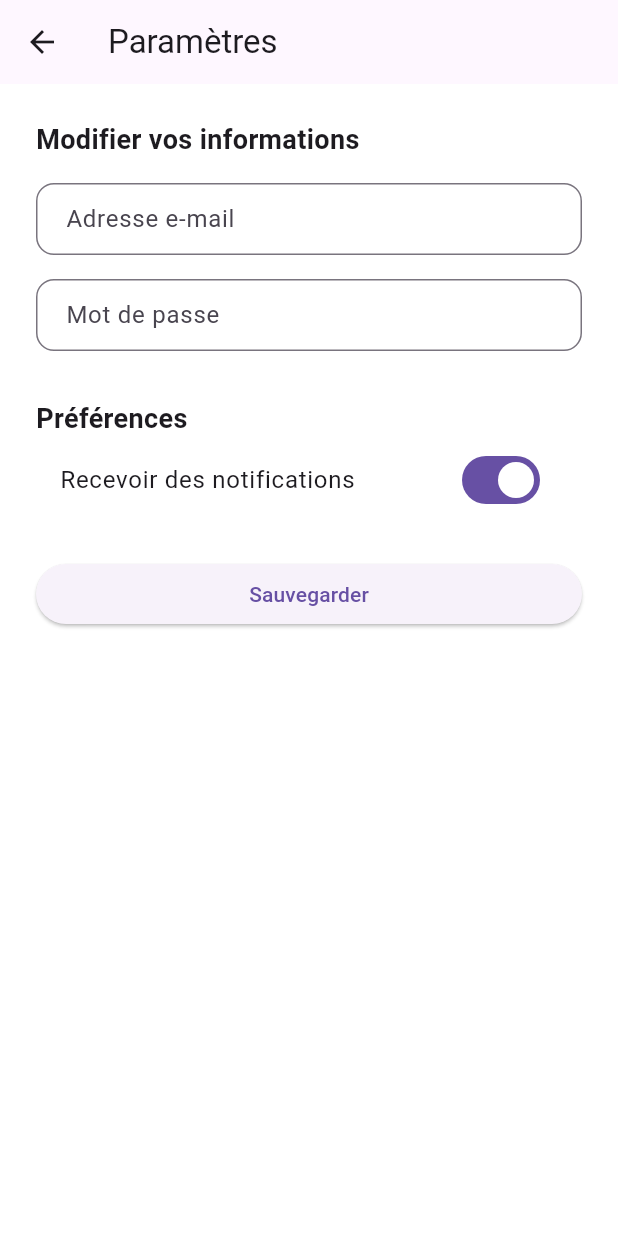
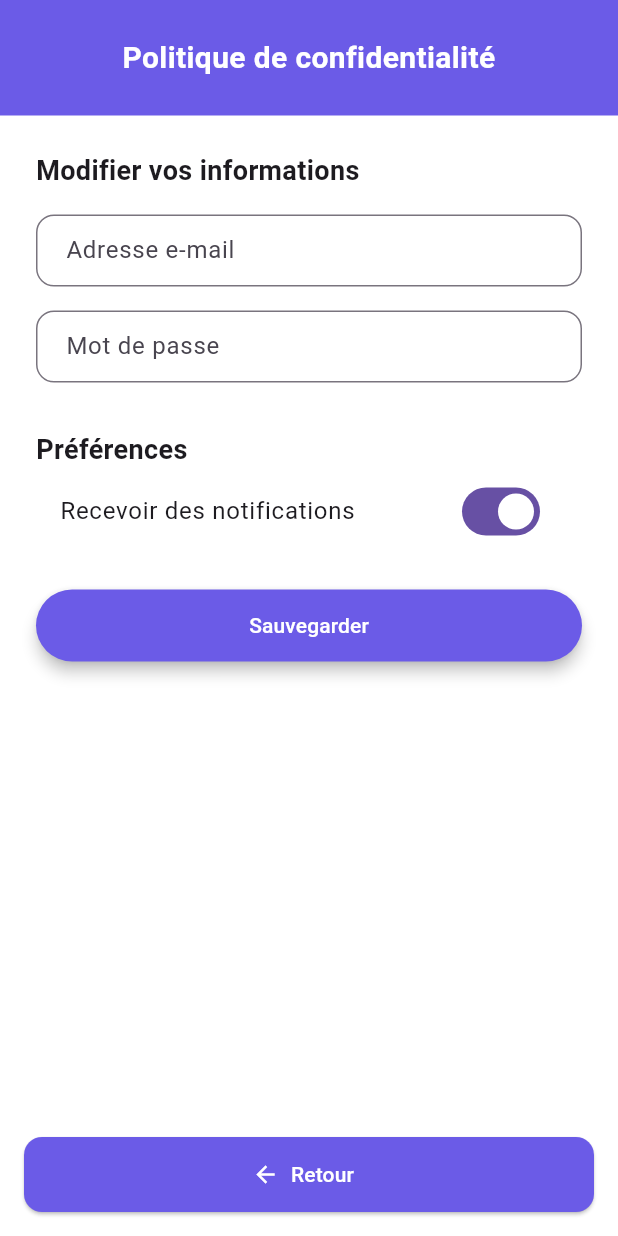
Before and after one commit to Xantos07/Revato-Flutter, a Flutter app: the SettingsScreen screen opened directly, on a phone screen of 412 x 824 dp. Run offline on Flutter 3.47's test engine with Material 3 defaults, Android fonts, the phone set to English and light mode, and no system bars; our stand-ins replace flutter_secure_storage; missing offline and left inert: password_strength_checker; accounts and stored records are empty; network calls fail.

Commit message:
💄button color

```diff
--- a/app/lib/views/login_screen.dart
+++ b/app/lib/views/login_screen.dart
@@ -1,5 +1,6 @@
 import 'package:flutter/material.dart';
 import '../../viewmodels/login_viewmodel.dart';
+import '../models/app_colors.dart';
 
 class LoginScreen extends StatefulWidget {
   const LoginScreen({super.key});
@@ -79,7 +80,7 @@ class _LoginScreenState extends State<LoginScreen> {
                   child: ElevatedButton(
                     onPressed: isLoading ? null : _handleLogin,
                     style: ElevatedButton.styleFrom(
-                      backgroundColor: Colors.deepPurple,
+                      backgroundColor: AppColors.baseColor,
                       shape: RoundedRectangleBorder(
                         borderRadius: BorderRadius.circular(16),
                       ),
--- a/app/lib/views/register_screen.dart
+++ b/app/lib/views/register_screen.dart
@@ -1,3 +1,4 @@
+import 'package:app/models/app_colors.dart';
 import 'package:flutter/material.dart';
 import 'package:password_strength_checker/password_strength_checker.dart';
 import '../../viewmodels/register_viewmodel.dart';
@@ -151,7 +152,7 @@ class _RegisterScreenState extends State<RegisterScreen> {
                   child: ElevatedButton(
                     onPressed: isLoading ? null : _handleRegister,
                     style: ElevatedButton.styleFrom(
-                      backgroundColor: Colors.deepPurple,
+                      backgroundColor: AppColors.baseColor,
                       shape: RoundedRectangleBorder(
                         borderRadius: BorderRadius.circular(16),
                       ),
--- a/app/lib/views/settings_screen.dart
+++ b/app/lib/views/settings_screen.dart
@@ -1,4 +1,8 @@
 import 'package:flutter/material.dart';
+
+import '../models/app_colors.dart';
+import '../widgets/bottom_back_button.dart';
+import '../widgets/page_header.dart';
 
 class SettingsScreen extends StatelessWidget {
   const SettingsScreen({Key? key}) : super(key: key);
@@ -11,14 +15,13 @@ class SettingsScreen extends StatelessWidget {
     );
 
     return Scaffold(
-      appBar: AppBar(
-        title: const Text("Paramètres"),
-        leading: IconButton(
-          icon: const Icon(Icons.arrow_back),
-          onPressed: () => Navigator.pop(context),
-        ),
-      ),
-      body: Center(
+      bottomNavigationBar: const BottomBackButton(),
+
+      body: Column(
+        children: [
+          PageHeader(title: "Politique de confidentialité"),
+          Expanded(
+            child: Center(
               child: ConstrainedBox(
                 constraints: const BoxConstraints(maxWidth: 600),
                 child: Padding(
@@ -27,21 +30,31 @@ class SettingsScreen extends StatelessWidget {
                     children: [
                       const Text(
                         "Modifier vos informations",
-                  style: TextStyle(fontSize: 18, fontWeight: FontWeight.bold),
+                        style: TextStyle(
+                          fontSize: 18,
+                          fontWeight: FontWeight.bold,
+                        ),
                       ),
                       const SizedBox(height: 16),
                       TextField(
-                  decoration: inputDecoration.copyWith(labelText: 'Adresse e-mail'),
+                        decoration: inputDecoration.copyWith(
+                          labelText: 'Adresse e-mail',
+                        ),
                       ),
                       const SizedBox(height: 16),
                       TextField(
                         obscureText: true,
-                  decoration: inputDecoration.copyWith(labelText: 'Mot de passe'),
+                        decoration: inputDecoration.copyWith(
+                          labelText: 'Mot de passe',
+                        ),
                       ),
                       const SizedBox(height: 32),
                       const Text(
                         "Préférences",
-                  style: TextStyle(fontSize: 18, fontWeight: FontWeight.bold),
+                        style: TextStyle(
+                          fontSize: 18,
+                          fontWeight: FontWeight.bold,
+                        ),
                       ),
                       SwitchListTile(
                         value: true,
@@ -49,19 +62,31 @@ class SettingsScreen extends StatelessWidget {
                         title: const Text("Recevoir des notifications"),
                       ),
                       const SizedBox(height: 24),
-                ElevatedButton(
+                      ElevatedButton.icon(
                         onPressed: () {
                           ScaffoldMessenger.of(context).showSnackBar(
                             const SnackBar(content: Text("Fonction non disponible pour le moment")),
                           );
                         },
-                  child: const Text("Sauvegarder"),
+                        label: const Text("Sauvegarder"),
+                        style: ElevatedButton.styleFrom(
+                          backgroundColor: AppColors.baseColor,
+                          foregroundColor: Colors.white,
+                          shape: const StadiumBorder(),
+                          minimumSize: const Size(120, 48),
+                          padding: const EdgeInsets.symmetric(horizontal: 24),
+                          elevation: 4,
                         ),
+                      ),
+
                     ],
                   ),
                 ),
               ),
             ),
+          ),
+        ],
+      ),
     );
   }
 }
--- /dev/null
+++ b/app/lib/widgets/bottom_back_button.dart
@@ -0,0 +1,36 @@
+import 'package:flutter/material.dart';
+import '../models/app_colors.dart';
+
+class BottomBackButton extends StatelessWidget {
+  final String label;
+
+  final VoidCallback? onPressed;
+
+  const BottomBackButton({
+    Key? key,
+    this.label = 'Retour',
+    this.onPressed,
+  }) : super(key: key);
+
+  @override
+  Widget build(BuildContext context) {
+    return SafeArea(
+      child: Padding(
+        padding: const EdgeInsets.all(16.0),
+        child: ElevatedButton.icon(
+          onPressed: onPressed ?? () => Navigator.of(context).pop(),
+          icon: const Icon(Icons.arrow_back),
+          label: Text(label),
+          style: ElevatedButton.styleFrom(
+            backgroundColor: AppColors.baseColor,
+            foregroundColor: Colors.white,
+            minimumSize: const Size.fromHeight(50),
+            shape: RoundedRectangleBorder(
+              borderRadius: BorderRadius.circular(12),
+            ),
+          ),
+        ),
+      ),
+    );
+  }
+}
--- a/app/lib/widgets/header_filtered_dream/tag_selector.dart
+++ b/app/lib/widgets/header_filtered_dream/tag_selector.dart
@@ -33,7 +33,7 @@ class _TagSelectorState extends State<TagSelector> {
   @override
   Widget build(BuildContext context) {
     final categories = {
-      'beforeEvent': 'Événement',
+      'beforeEvent': 'Événement veille',
       'beforeFeeling': 'Ressenti veille',
       'dreamFeeling': 'Ressenti rêve',
     };
```
Also changed, not shown: app/lib/views/dream_detail_page.dart (+2 -16 lines), app/lib/views/privacy_policy_screen.dart (+16 -7 lines), app/lib/views/terms_conditions_screen.dart (+16 -7 lines), img/dream-detail-screen.png (added), img/dream-list-screen.png (added), img/profile-screen.png (added), img/redaction-screen.png (added). Lines whose indentation alone changed are shown as unchanged.
